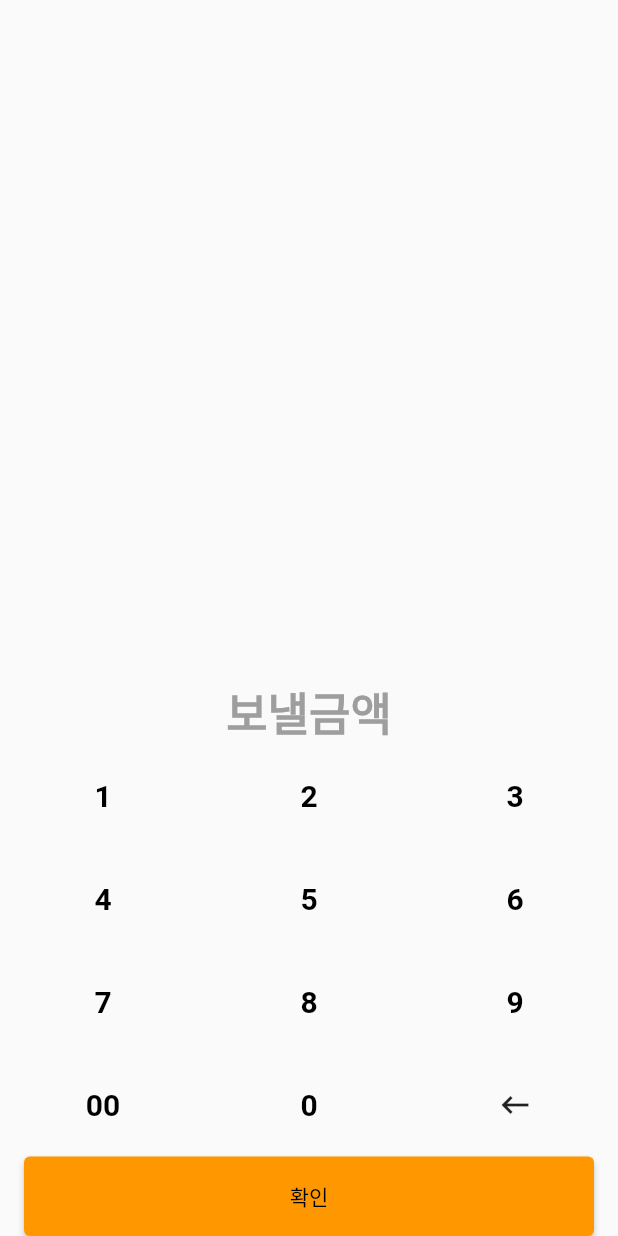
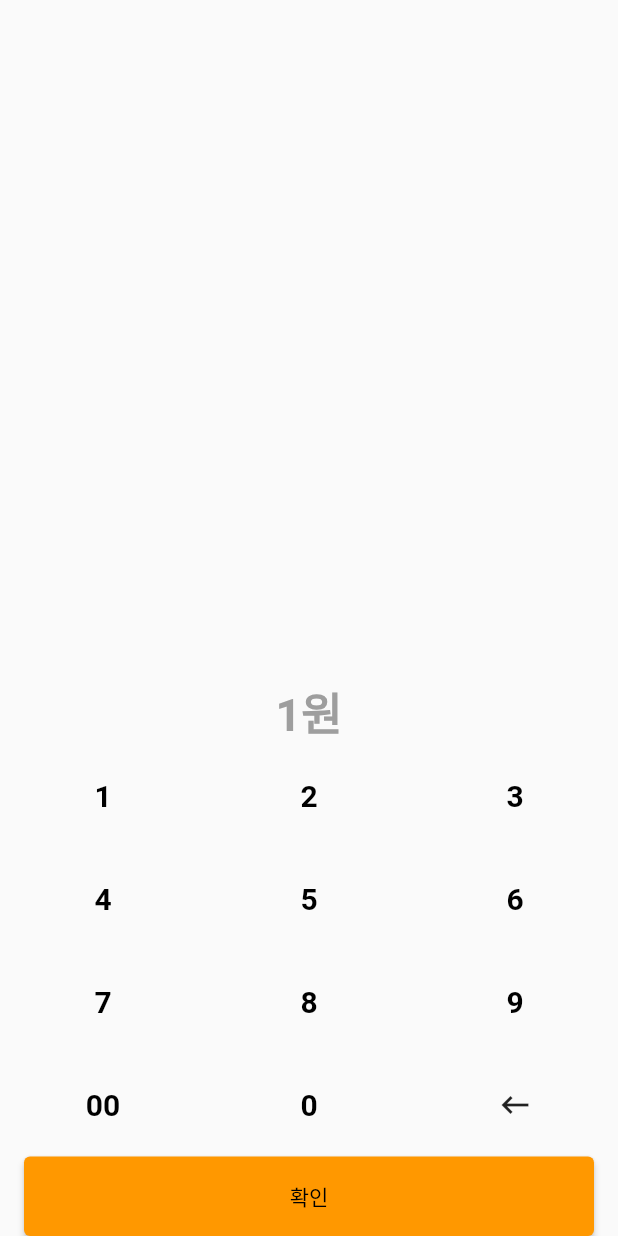
Before and after one commit to janepark423/kabank_keypad, a Flutter app: the screen it shows after launch, after a tap on an icon or button, on a phone screen of 412 x 824 dp. Run offline on Flutter 3.47's test engine with Material 2 defaults, Android fonts, the light colour scheme and no system bars.

Commit message:
에러 수정

```diff
--- a/lib/CustomKeyboard.dart
+++ b/lib/CustomKeyboard.dart
@@ -63,9 +63,14 @@ class _CustomKeyboardState extends State<CustomKeyboard> {
   }
 
   renderAmount() {
+    String display = '보낼금액';
+    if(this.amount!.length > 0) {
+      display = amount! + '원';
+    }
+
     return Center(
       child: Text(
-        '보낼금액',
+        display,
         style: TextStyle(
           color: Colors.grey,
           fontSize: 30.0,
```
